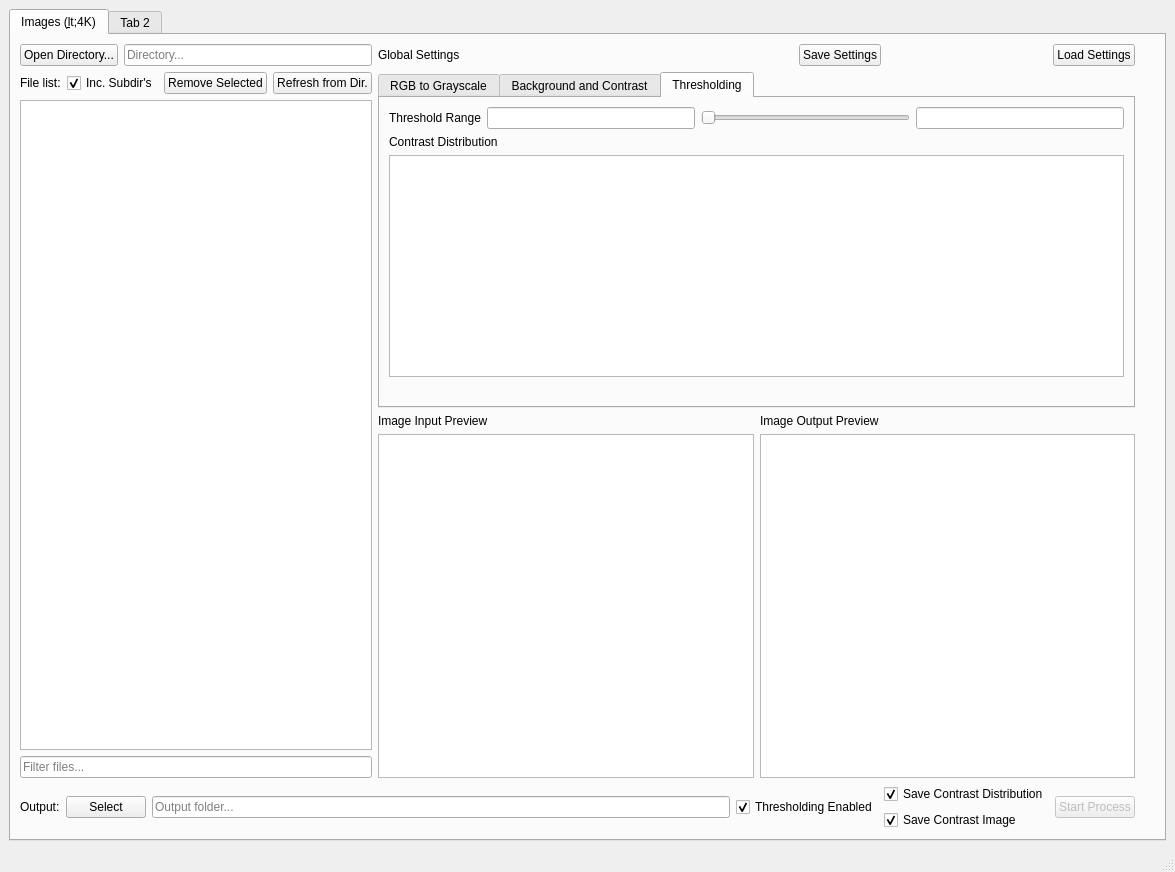
Before: the Qt Designer form GUI/UiDesigner-ContrastThickness_scalable.ui in mattgebert/ContrastThickness, drawn with Qt 5.
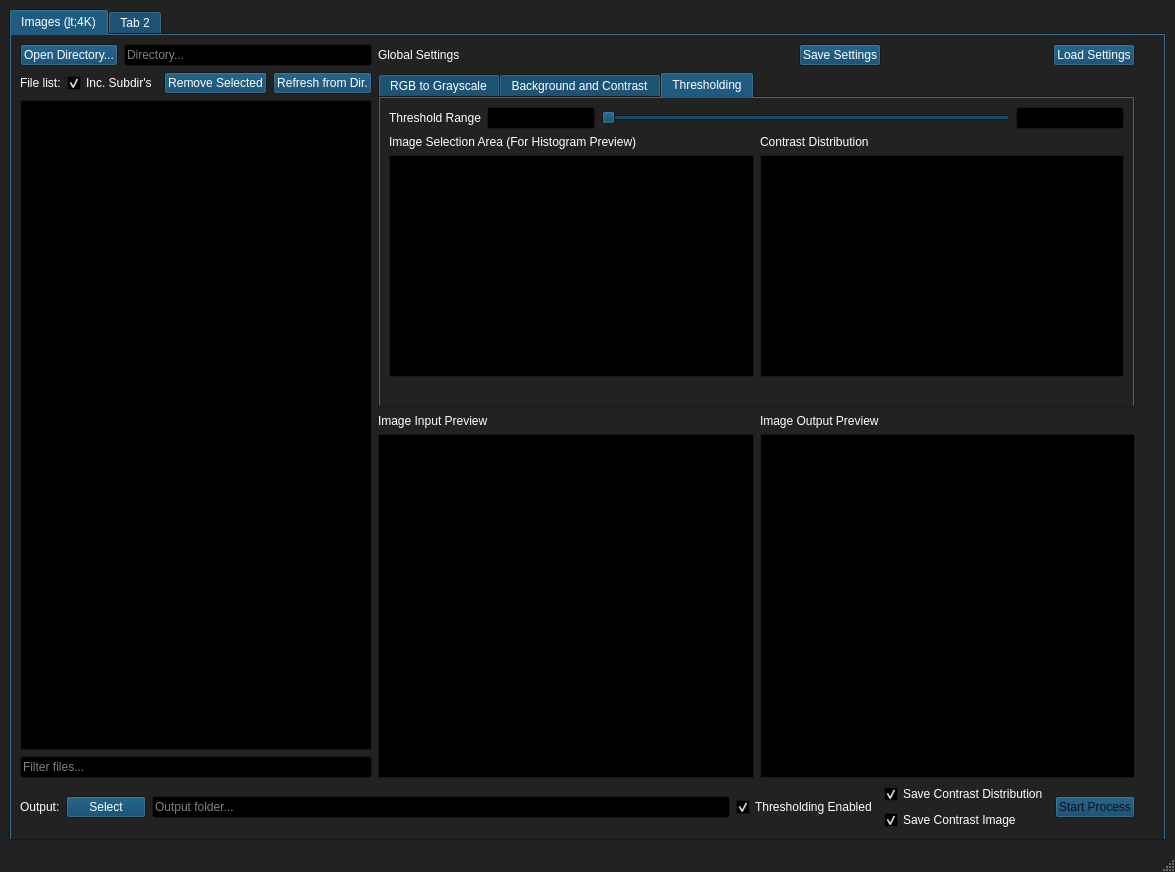
After: the same form once the commit is applied. The open tabs and pages were chosen to show the change.

Commit message: Drastically updated user interface to include selectable graphics

```diff
--- a/GUI/UiDesigner-ContrastThickness_scalable.ui
+++ b/GUI/UiDesigner-ContrastThickness_scalable.ui
@@ -10,6 +10,421 @@
     <height>872</height>
    </rect>
   </property>
+  <property name="palette">
+   <palette>
+    <active>
+     <colorrole role="WindowText">
+      <brush brushstyle="SolidPattern">
+       <color alpha="255">
+        <red>255</red>
+        <green>255</green>
+        <blue>255</blue>
+       </color>
+      </brush>
+     </colorrole>
+     <colorrole role="Button">
+      <brush brushstyle="SolidPattern">
+       <color alpha="255">
+        <red>0</red>
+        <green>61</green>
+        <blue>99</blue>
+       </color>
+      </brush>
+     </colorrole>
+     <colorrole role="Light">
+      <brush brushstyle="SolidPattern">
+       <color alpha="255">
+        <red>51</red>
+        <green>51</green>
+        <blue>51</blue>
+       </color>
+      </brush>
+     </colorrole>
+     <colorrole role="Midlight">
+      <brush brushstyle="SolidPattern">
+       <color alpha="255">
+        <red>42</red>
+        <green>42</green>
+        <blue>42</blue>
+       </color>
+      </brush>
+     </colorrole>
+     <colorrole role="Dark">
+      <brush brushstyle="SolidPattern">
+       <color alpha="255">
+        <red>17</red>
+        <green>17</green>
+        <blue>17</blue>
+       </color>
+      </brush>
+     </colorrole>
+     <colorrole role="Mid">
+      <brush brushstyle="SolidPattern">
+       <color alpha="255">
+        <red>22</red>
+        <green>22</green>
+        <blue>22</blue>
+       </color>
+      </brush>
+     </colorrole>
+     <colorrole role="Text">
+      <brush brushstyle="SolidPattern">
+       <color alpha="255">
+        <red>255</red>
+        <green>255</green>
+        <blue>255</blue>
+       </color>
+      </brush>
+     </colorrole>
+     <colorrole role="BrightText">
+      <brush brushstyle="SolidPattern">
+       <color alpha="255">
+        <red>255</red>
+        <green>255</green>
+        <blue>255</blue>
+       </color>
+      </brush>
+     </colorrole>
+     <colorrole role="ButtonText">
+      <brush brushstyle="SolidPattern">
+       <color alpha="255">
+        <red>255</red>
+        <green>255</green>
+        <blue>255</blue>
+       </color>
+      </brush>
+     </colorrole>
+     <colorrole role="Base">
+      <brush brushstyle="SolidPattern">
+       <color alpha="255">
+        <red>0</red>
+        <green>0</green>
+        <blue>0</blue>
+       </color>
+      </brush>
+     </colorrole>
+     <colorrole role="Window">
+      <brush brushstyle="SolidPattern">
+       <color alpha="255">
+        <red>34</red>
+        <green>34</green>
+        <blue>34</blue>
+       </color>
+      </brush>
+     </colorrole>
+     <colorrole role="Shadow">
+      <brush brushstyle="SolidPattern">
+       <color alpha="255">
+        <red>0</red>
+        <green>0</green>
+        <blue>0</blue>
+       </color>
+      </brush>
+     </colorrole>
+     <colorrole role="AlternateBase">
+      <brush brushstyle="SolidPattern">
+       <color alpha="255">
+        <red>17</red>
+        <green>17</green>
+        <blue>17</blue>
+       </color>
+      </brush>
+     </colorrole>
+     <colorrole role="ToolTipBase">
+      <brush brushstyle="SolidPattern">
+       <color alpha="255">
+        <red>255</red>
+        <green>255</green>
+        <blue>220</blue>
+       </color>
+      </brush>
+     </colorrole>
+     <colorrole role="ToolTipText">
+      <brush brushstyle="SolidPattern">
+       <color alpha="255">
+        <red>0</red>
+        <green>0</green>
+        <blue>0</blue>
+       </color>
+      </brush>
+     </colorrole>
+    </active>
+    <inactive>
+     <colorrole role="WindowText">
+      <brush brushstyle="SolidPattern">
+       <color alpha="255">
+        <red>255</red>
+        <green>255</green>
+        <blue>255</blue>
+       </color>
+      </brush>
+     </colorrole>
+     <colorrole role="Button">
+      <brush brushstyle="SolidPattern">
+       <color alpha="255">
+        <red>0</red>
+        <green>61</green>
+        <blue>99</blue>
+       </color>
+      </brush>
+     </colorrole>
+     <colorrole role="Light">
+      <brush brushstyle="SolidPattern">
+       <color alpha="255">
+        <red>51</red>
+        <green>51</green>
+        <blue>51</blue>
+       </color>
+      </brush>
+     </colorrole>
+     <colorrole role="Midlight">
+      <brush brushstyle="SolidPattern">
+       <color alpha="255">
+        <red>42</red>
+        <green>42</green>
+        <blue>42</blue>
+       </color>
+      </brush>
+     </colorrole>
+     <colorrole role="Dark">
+      <brush brushstyle="SolidPattern">
+       <color alpha="255">
+        <red>17</red>
+        <green>17</green>
+        <blue>17</blue>
+       </color>
+      </brush>
+     </colorrole>
+     <colorrole role="Mid">
+      <brush brushstyle="SolidPattern">
+       <color alpha="255">
+        <red>22</red>
+        <green>22</green>
+        <blue>22</blue>
+       </color>
+      </brush>
+     </colorrole>
+     <colorrole role="Text">
+      <brush brushstyle="SolidPattern">
+       <color alpha="255">
+        <red>255</red>
+        <green>255</green>
+        <blue>255</blue>
+       </color>
+      </brush>
+     </colorrole>
+     <colorrole role="BrightText">
+      <brush brushstyle="SolidPattern">
+       <color alpha="255">
+        <red>255</red>
+        <green>255</green>
+        <blue>255</blue>
+       </color>
+      </brush>
+     </colorrole>
+     <colorrole role="ButtonText">
+      <brush brushstyle="SolidPattern">
+       <color alpha="255">
+        <red>255</red>
+        <green>255</green>
+        <blue>255</blue>
+       </color>
+      </brush>
+     </colorrole>
+     <colorrole role="Base">
+      <brush brushstyle="SolidPattern">
+       <color alpha="255">
+        <red>0</red>
+        <green>0</green>
+        <blue>0</blue>
+       </color>
+      </brush>
+     </colorrole>
+     <colorrole role="Window">
+      <brush brushstyle="SolidPattern">
+       <color alpha="255">
+        <red>34</red>
+        <green>34</green>
+        <blue>34</blue>
+       </color>
+      </brush>
+     </colorrole>
+     <colorrole role="Shadow">
+      <brush brushstyle="SolidPattern">
+       <color alpha="255">
+        <red>0</red>
+        <green>0</green>
+        <blue>0</blue>
+       </color>
+      </brush>
+     </colorrole>
+     <colorrole role="AlternateBase">
+      <brush brushstyle="SolidPattern">
+       <color alpha="255">
+        <red>17</red>
+        <green>17</green>
+        <blue>17</blue>
+       </color>
+      </brush>
+     </colorrole>
+     <colorrole role="ToolTipBase">
+      <brush brushstyle="SolidPattern">
+       <color alpha="255">
+        <red>255</red>
+        <green>255</green>
+        <blue>220</blue>
+       </color>
+      </brush>
+     </colorrole>
+     <colorrole role="ToolTipText">
+      <brush brushstyle="SolidPattern">
+       <color alpha="255">
+        <red>0</red>
+        <green>0</green>
+        <blue>0</blue>
+       </color>
+      </brush>
+     </colorrole>
+    </inactive>
+    <disabled>
+     <colorrole role="WindowText">
+      <brush brushstyle="SolidPattern">
+       <color alpha="255">
+        <red>17</red>
+        <green>17</green>
+        <blue>17</blue>
+       </color>
+      </brush>
+     </colorrole>
+     <colorrole role="Button">
+      <brush brushstyle="SolidPattern">
+       <color alpha="255">
+        <red>0</red>
+        <green>61</green>
+        <blue>99</blue>
+       </color>
+      </brush>
+     </colorrole>
+     <colorrole role="Light">
+      <brush brushstyle="SolidPattern">
+       <color alpha="255">
+        <red>51</red>
+        <green>51</green>
+        <blue>51</blue>
+       </color>
+      </brush>
+     </colorrole>
+     <colorrole role="Midlight">
+      <brush brushstyle="SolidPattern">
+       <color alpha="255">
+        <red>42</red>
+        <green>42</green>
+        <blue>42</blue>
+       </color>
+      </brush>
+     </colorrole>
+     <colorrole role="Dark">
+      <brush brushstyle="SolidPattern">
+       <color alpha="255">
+        <red>17</red>
+        <green>17</green>
+        <blue>17</blue>
+       </color>
+      </brush>
+     </colorrole>
+     <colorrole role="Mid">
+      <brush brushstyle="SolidPattern">
+       <color alpha="255">
+        <red>22</red>
+        <green>22</green>
+        <blue>22</blue>
+       </color>
+      </brush>
+     </colorrole>
+     <colorrole role="Text">
+      <brush brushstyle="SolidPattern">
+       <color alpha="255">
+        <red>17</red>
+        <green>17</green>
+        <blue>17</blue>
+       </color>
+      </brush>
+     </colorrole>
+     <colorrole role="BrightText">
+      <brush brushstyle="SolidPattern">
+       <color alpha="255">
+        <red>255</red>
+        <green>255</green>
+        <blue>255</blue>
+       </color>
+      </brush>
+     </colorrole>
+     <colorrole role="ButtonText">
+      <brush brushstyle="SolidPattern">
+       <color alpha="255">
+        <red>17</red>
+        <green>17</green>
+        <blue>17</blue>
+       </color>
+      </brush>
+     </colorrole>
+     <colorrole role="Base">
+      <brush brushstyle="SolidPattern">
+       <color alpha="255">
+        <red>34</red>
+        <green>34</green>
+        <blue>34</blue>
+       </color>
+      </brush>
+     </colorrole>
+     <colorrole role="Window">
+      <brush brushstyle="SolidPattern">
+       <color alpha="255">
+        <red>34</red>
+        <green>34</green>
+        <blue>34</blue>
+       </color>
+      </brush>
+     </colorrole>
+     <colorrole role="Shadow">
+      <brush brushstyle="SolidPattern">
+       <color alpha="255">
+        <red>0</red>
+        <green>0</green>
+        <blue>0</blue>
+       </color>
+      </brush>
+     </colorrole>
+     <colorrole role="AlternateBase">
+      <brush brushstyle="SolidPattern">
+       <color alpha="255">
+        <red>34</red>
+        <green>34</green>
+        <blue>34</blue>
+       </color>
+      </brush>
+     </colorrole>
+     <colorrole role="ToolTipBase">
+      <brush brushstyle="SolidPattern">
+       <color alpha="255">
+        <red>255</red>
+        <green>255</green>
+        <blue>220</blue>
+       </color>
+      </brush>
+     </colorrole>
+     <colorrole role="ToolTipText">
+      <brush brushstyle="SolidPattern">
+       <color alpha="255">
+        <red>0</red>
+        <green>0</green>
+        <blue>0</blue>
+       </color>
+      </brush>
+     </colorrole>
+    </disabled>
+   </palette>
+  </property>
   <property name="windowTitle">
    <string>MainWindow</string>
   </property>
@@ -17,10 +432,16 @@
    <layout class="QVBoxLayout" name="verticalLayout_3">
     <item>
      <widget class="QTabWidget" name="tabWidget">
+      <property name="autoFillBackground">
+       <bool>true</bool>
+      </property>
       <property name="currentIndex">
        <number>0</number>
       </property>
       <widget class="QWidget" name="Image4K_Tab">
+       <property name="autoFillBackground">
+        <bool>true</bool>
+       </property>
        <attribute name="title">
         <string>Images (&lt;4K)</string>
        </attribute>
@@ -153,6 +574,9 @@
                 </item>
                 <item>
                  <widget class="QTabWidget" name="img_settings_tabWidget">
+                  <property name="autoFillBackground">
+                   <bool>true</bool>
+                  </property>
                   <property name="currentIndex">
                    <number>1</number>
                   </property>
@@ -409,6 +833,9 @@
                    </layout>
                   </widget>
                   <widget class="QWidget" name="threshold_tab">
+                   <property name="autoFillBackground">
+                    <bool>true</bool>
+                   </property>
                    <attribute name="title">
                     <string>Thresholding</string>
                    </attribute>
@@ -416,7 +843,7 @@
                     <item>
                      <layout class="QVBoxLayout" name="verticalLayout_12">
                       <item>
-                       <layout class="QHBoxLayout" name="horizontalLayout_12">
+                       <layout class="QHBoxLayout" name="horizontalLayout_12" stretch="0,0,1,0">
                         <item>
                          <widget class="QLabel" name="label_11">
                           <property name="text">
@@ -448,16 +875,34 @@
                        </layout>
                       </item>
                       <item>
-                       <layout class="QVBoxLayout" name="verticalLayout_5">
+                       <layout class="QHBoxLayout" name="horizontalLayout_3">
                         <item>
-                         <widget class="QLabel" name="label_10">
-                          <property name="text">
-                           <string>Contrast Distribution</string>
-                          </property>
-                         </widget>
+                         <layout class="QVBoxLayout" name="verticalLayout_13">
+                          <item>
+                           <widget class="QLabel" name="hist_input_label">
+                            <property name="text">
+                             <string>Image Selection Area (For Histogram Preview)</string>
+                            </property>
+                           </widget>
+                          </item>
+                          <item>
+                           <widget class="QGraphicsView" name="hist_input_select_graphicsView"/>
+                          </item>
+                         </layout>
                         </item>
                         <item>
-                         <widget class="QGraphicsView" name="threshold_img_preview"/>
+                         <layout class="QVBoxLayout" name="verticalLayout_5">
+                          <item>
+                           <widget class="QLabel" name="label_10">
+                            <property name="text">
+                             <string>Contrast Distribution</string>
+                            </property>
+                           </widget>
+                          </item>
+                          <item>
+                           <widget class="QGraphicsView" name="threshold_img_preview"/>
+                          </item>
+                         </layout>
                         </item>
                        </layout>
                       </item>
```
Left out of the diff: 15 changed lines with no effect on the pictures. The commit also changes 11 other files.
